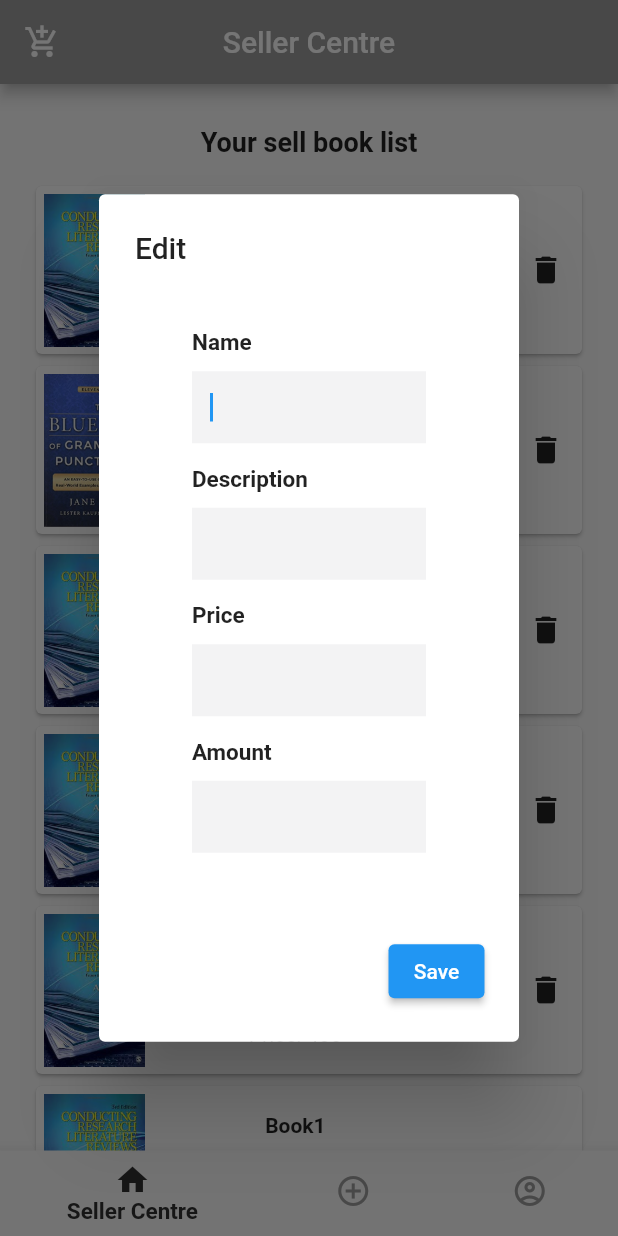
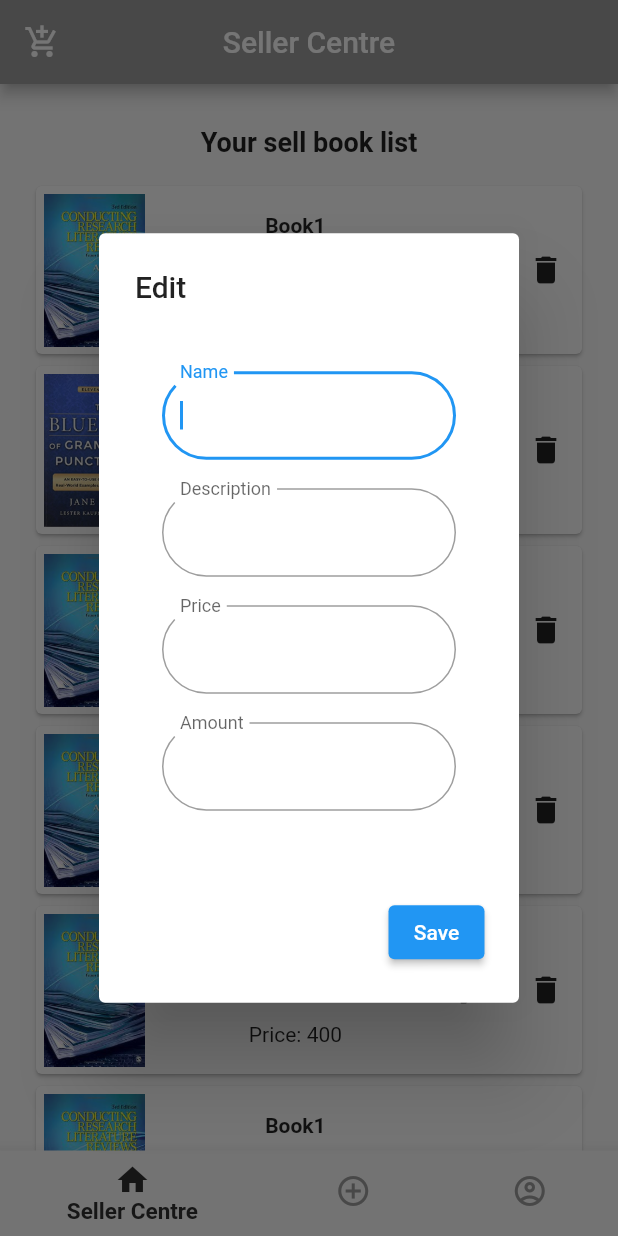
Before and after one commit to Pipeparin12/CSC291_BookStoreApp, a Flutter app: the screen it shows after launch, after a tap on the "create" icon, on a phone screen of 412 x 824 dp. Run offline on Flutter 3.47's test engine with Material 2 defaults, Android fonts, the phone set to English and light mode, and no system bars.

Commit message:
Customize TextFormField and Add image picker Icon

```diff
--- a/bookstoreapp291/lib/screen/seller_page.dart
+++ b/bookstoreapp291/lib/screen/seller_page.dart
@@ -20,7 +20,10 @@ class _SellerCentreState extends State<SellerCentre> {
         title: Text('Seller Centre'),
         centerTitle: true,
         backgroundColor: Colors.grey,
-        leading: Icon(Icons.add_shopping_cart),
+        leading: IconButton(
+          onPressed: () {},
+          icon: Icon(Icons.add_shopping_cart),
+        ),
       ),
       body: SingleChildScrollView(
         child: Column(children: <Widget>[
@@ -142,9 +145,15 @@ class ProductBox extends StatelessWidget {
                             child: Form(
                               child: Column(
                                 children: <Widget>[
-                                  _entryField("Name"),
-                                  _entryField("Description"),
-                                  _entryField("Price"),
+                                  _entryField(
+                                    "Name",
+                                  ),
+                                  _entryField(
+                                    "Description",
+                                  ),
+                                  _entryField(
+                                    "Price",
+                                  ),
                                   _entryField("Amount"),
                                 ],
                               ),
@@ -171,23 +180,22 @@ class ProductBox extends StatelessWidget {
 
 Widget _entryField(String title) {
   return Container(
-    margin: EdgeInsets.only(left: 30, right: 30, top: 15),
+    margin: EdgeInsets.only(left: 8.0, right: 8.0, top: 15),
     child: Column(
       crossAxisAlignment: CrossAxisAlignment.start,
       children: <Widget>[
-        Text(
-          title,
-          style: TextStyle(fontWeight: FontWeight.bold, fontSize: 15),
-        ),
-        SizedBox(
-          height: 10,
-        ),
-        TextField(
+        Padding(
+          padding: EdgeInsets.all(2.0),
+          child: TextFormField(
             autofocus: true,
             decoration: InputDecoration(
-                border: InputBorder.none,
-                fillColor: Color(0xfff3f3f4),
-                filled: true))
+              border: OutlineInputBorder(
+                  borderRadius: BorderRadius.all(Radius.circular(30.0))),
+              labelText: title,
+              floatingLabelBehavior: FloatingLabelBehavior.always,
+            ),
+          ),
+        )
       ],
     ),
   );
```
Also changed, not shown: bookstoreapp291/lib/screen/add_book.dart (+33 -44 lines), bookstoreapp291/lib/sizedConfig.dart (added, +30 -0 lines).
